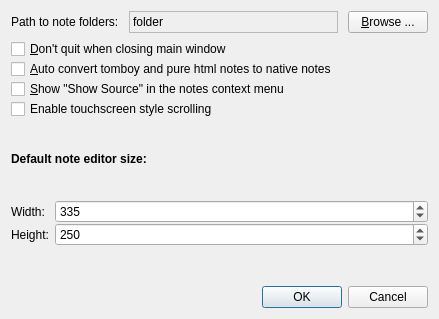
Above: src/ui/preferences.ui from hakaishi/nobleNote before the change. Below: the same form after it.
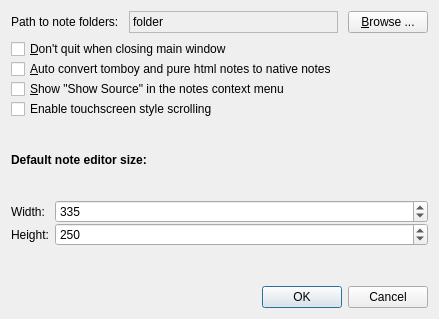
That is the form after the change. Icons and pictures are not drawn.

Commit message: fixed: removed html from a label (should never have html)

What changed in the file:
```diff
--- a/src/ui/preferences.ui
+++ b/src/ui/preferences.ui
@@ -61,8 +61,14 @@
     <layout class="QGridLayout" name="gridLayout_2">
      <item row="4" column="0">
       <widget class="QLabel" name="label_2">
+       <property name="font">
+        <font>
+         <weight>75</weight>
+         <bold>true</bold>
+        </font>
+       </property>
        <property name="text">
-        <string>&lt;html&gt;&lt;head/&gt;&lt;body&gt;&lt;p&gt;&lt;span style=&quot; font-weight:600;&quot;&gt;Default note editor size:&lt;/span&gt;&lt;/p&gt;&lt;/body&gt;&lt;/html&gt;</string>
+        <string>Default note editor size:</string>
        </property>
       </widget>
      </item>
```
The commit also changes 2 other files.
